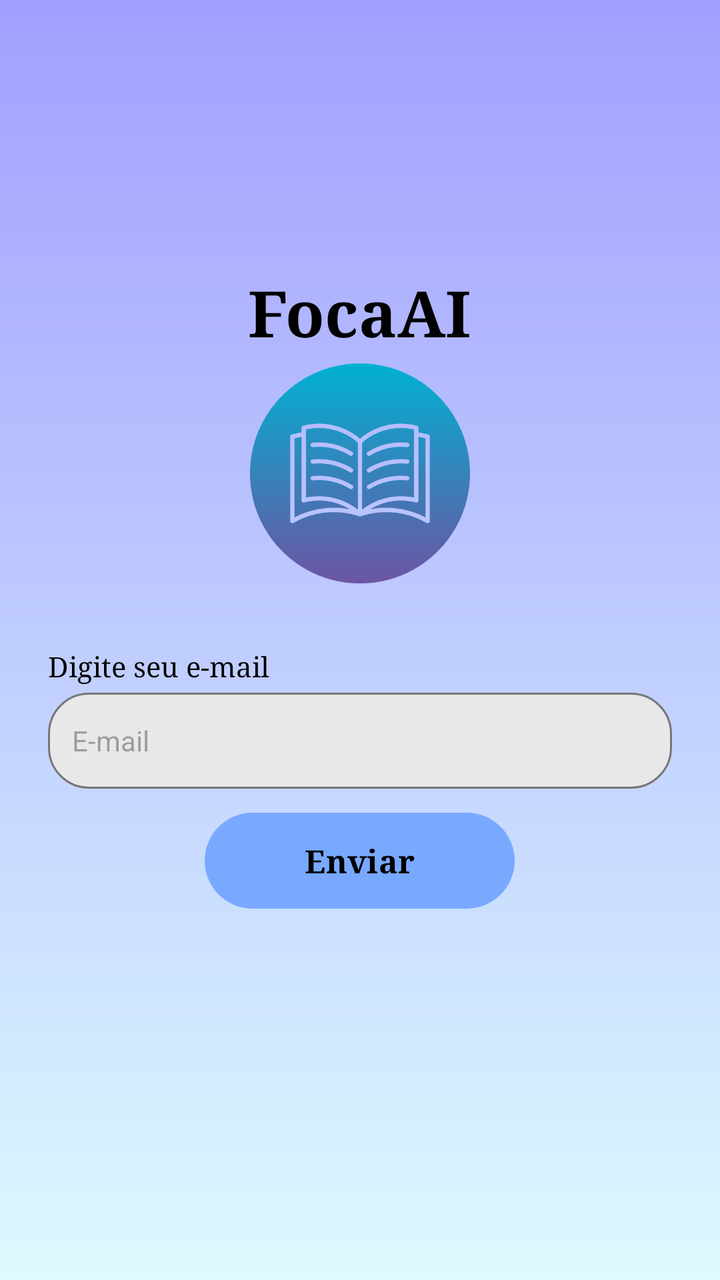
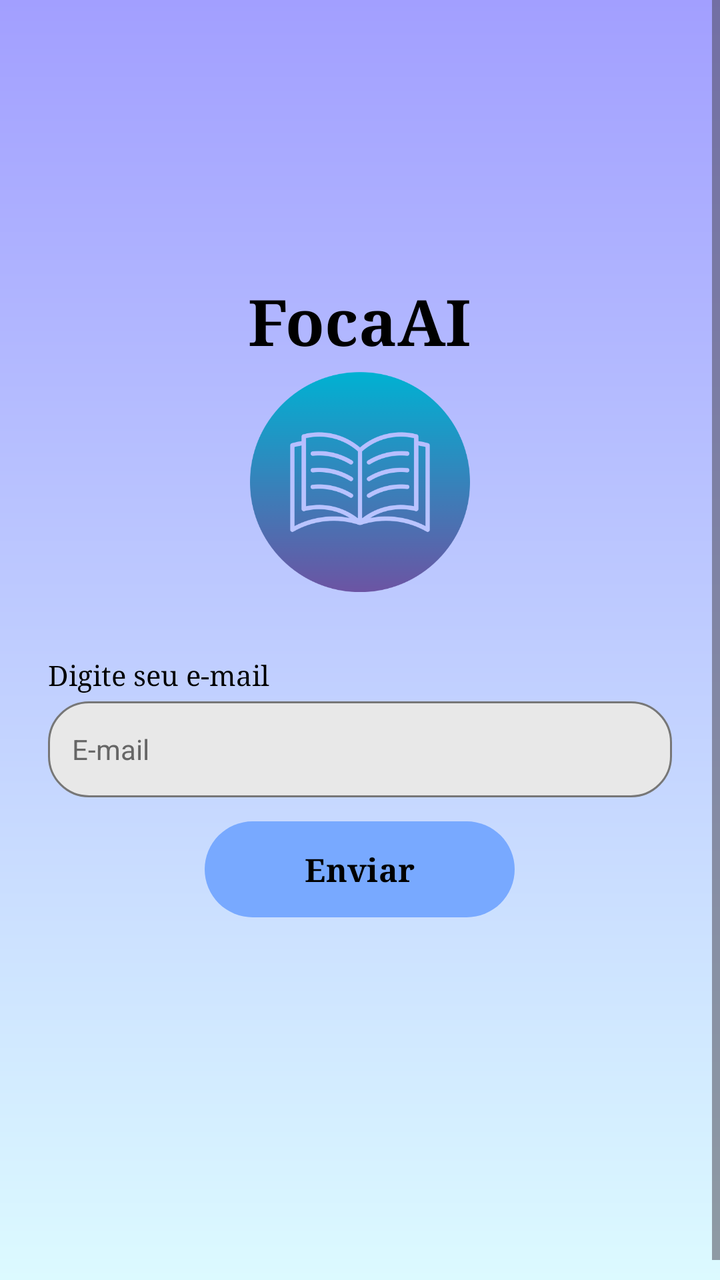

Screens rendered from an Android XML layout before and after an edit, with the pre-edit source and the edit as a unified diff.
<!-- AndroidManifest.xml: application theme Theme.FocaAi -->
<!-- res/layout/activity_recuperando_senha.xml -->
<?xml version="1.0" encoding="utf-8"?>
<androidx.constraintlayout.widget.ConstraintLayout xmlns:android="http://schemas.android.com/apk/res/android"
    xmlns:app="http://schemas.android.com/apk/res-auto"
    xmlns:tools="http://schemas.android.com/tools"
    android:id="@+id/main"
    android:layout_width="match_parent"
    android:layout_height="match_parent"
    android:background="@drawable/bg_foca_gradient"
    tools:context=".activities.RecuperandoSenhaActivity">

    <LinearLayout
        android:id="@+id/layoutRecuperandoSenha"
        android:layout_width="match_parent"
        android:layout_height="wrap_content"
        android:gravity="center_horizontal"
        android:orientation="vertical"
        android:paddingStart="24dp"
        android:paddingEnd="24dp"
        app:layout_constraintBottom_toBottomOf="parent"
        app:layout_constraintTop_toTopOf="parent"
        app:layout_constraintVertical_bias="0.42">

        <TextView
            android:layout_width="wrap_content"
            android:layout_height="wrap_content"
            android:fontFamily="serif"
            android:text="FocaAI"
            android:textColor="#000000"
            android:textSize="32sp"
            android:textStyle="bold" />

        <ImageView
            android:layout_width="110dp"
            android:layout_height="110dp"
            android:layout_marginTop="4dp"
            android:contentDescription="Logo do FocaAi"
            android:scaleType="fitCenter"
            app:srcCompat="@drawable/livro" />

        <TextView
            android:layout_width="match_parent"
            android:layout_height="wrap_content"
            android:layout_marginTop="32dp"
            android:fontFamily="serif"
            android:text="Digite seu e-mail"
            android:textColor="#000000"
            android:textSize="14sp" />

        <EditText
            android:id="@+id/editEmailRecuperacao"
            android:layout_width="match_parent"
            android:layout_height="48dp"
            android:layout_marginTop="4dp"
            android:background="@drawable/campo_rounded"
            android:hint="E-mail"
            android:inputType="textEmailAddress"
            android:paddingStart="12dp"
            android:paddingEnd="12dp"
            android:textSize="14sp" />

        <Button
            android:id="@+id/buttonEnviarRecuperacao"
            android:layout_width="155dp"
            android:layout_height="48dp"
            android:layout_marginTop="12dp"
            android:background="@drawable/button_rounded"
            android:fontFamily="serif"
            android:padding="0dp"
            android:stateListAnimator="@null"
            android:text="Enviar"
            android:textAllCaps="false"
            android:textColor="#000000"
            android:textSize="16sp"
            android:textStyle="bold"
            app:backgroundTint="@null" />

    </LinearLayout>

</androidx.constraintlayout.widget.ConstraintLayout>
<!-- resources referenced by this layout -->
<resources>
  <!-- drawable bg_foca_gradient (drawable) -->
  <?xml version="1.0" encoding="utf-8"?>
  <shape xmlns:android="http://schemas.android.com/apk/res/android" android:shape="rectangle">
      <gradient android:angle="270" android:startColor="#A29FFF" android:endColor="#DCFAFF" android:type="linear" />
  </shape>
  <!-- drawable button_rounded (drawable) -->
  <?xml version="1.0" encoding="utf-8"?>
  <shape xmlns:android="http://schemas.android.com/apk/res/android"
      android:shape="rectangle">
  
      <solid android:color="#78A9FF" />
  
      <corners android:radius="50dp" />
  
  </shape>
  <!-- drawable campo_rounded (drawable) -->
  <?xml version="1.0" encoding="utf-8"?>
  <shape xmlns:android="http://schemas.android.com/apk/res/android"
      android:shape="rectangle">
  
      <solid android:color="#E8E8E8" />
  
      <stroke
          android:width="1dp"
          android:color="#777777" />
  
      <corners android:radius="20dp" />
  
  </shape>
  <!-- drawable livro: png bitmap (drawable, 33037 bytes) -->
  <style name="Theme.FocaAi" parent="Base.Theme.FocaAi" />
  <style name="Base.Theme.FocaAi" parent="Theme.Material3.DayNight.NoActionBar">
          
          
      </style>
</resources>

<!-- the commit's change to res/layout/activity_recuperando_senha.xml (unified diff, before → after) -->
@@ -1,11 +1,18 @@
 <?xml version="1.0" encoding="utf-8"?>
-<androidx.constraintlayout.widget.ConstraintLayout xmlns:android="http://schemas.android.com/apk/res/android"
-    xmlns:app="http://schemas.android.com/apk/res-auto"
-    xmlns:tools="http://schemas.android.com/tools"
+<ScrollView xmlns:android="http://schemas.android.com/apk/res/android"
     android:id="@+id/main"
     android:layout_width="match_parent"
     android:layout_height="match_parent"
     android:background="@drawable/bg_foca_gradient"
+    android:fillViewport="true"
+    android:clipToPadding="false"
+    android:scrollbars="vertical">
+<androidx.constraintlayout.widget.ConstraintLayout xmlns:android="http://schemas.android.com/apk/res/android"
+    xmlns:app="http://schemas.android.com/apk/res-auto"
+    xmlns:tools="http://schemas.android.com/tools"
+    android:layout_width="match_parent" android:minHeight="650dp"
+    android:layout_height="wrap_content"
+   
     tools:context=".activities.RecuperandoSenhaActivity">
 
     <LinearLayout
@@ -47,6 +54,8 @@
             android:textSize="14sp" />
 
         <EditText
+            android:textColorHint="#666666"
+            android:textColor="#000000"
             android:id="@+id/editEmailRecuperacao"
             android:layout_width="match_parent"
             android:layout_height="48dp"
@@ -76,4 +85,6 @@
 
     </LinearLayout>
 
+
 </androidx.constraintlayout.widget.ConstraintLayout>
+</ScrollView>
